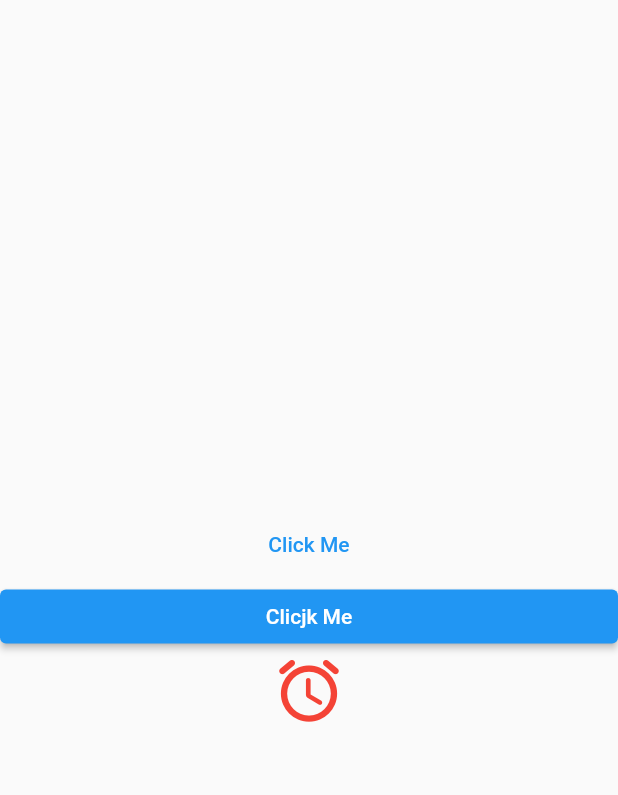
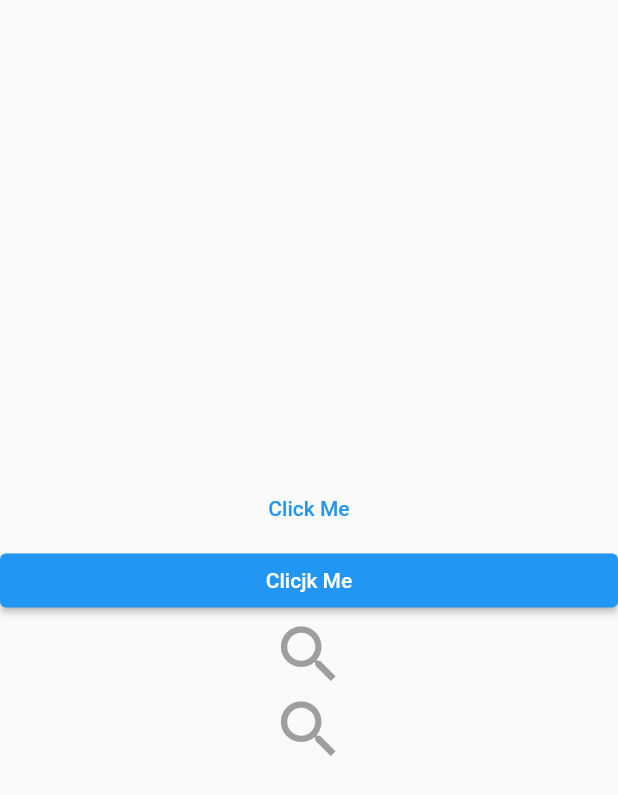
Before and after one commit to rabinacharya11/45-Days-Flutter-Bootcamp, a Flutter app: the screen it shows after launch, on a phone screen of 412 x 824 dp. Shown: the top 795 px of the screen. Run offline on Flutter 3.47's test engine with Material 2 defaults, Android fonts, the phone set to English and light mode, and no system bars.

Commit message:
icon button widget

```diff
--- a/flutter_tut/lib/main.dart
+++ b/flutter_tut/lib/main.dart
@@ -54,10 +54,21 @@ class _HomeScreenState extends State<HomeScreen> {
               child: Text("Clicjk Me"),
             ),
             Icon(
-              Icons.access_alarm_rounded,
+              Icons.search,
               size: 50,
-              color: Colors.red,
-            )
+              color: Colors.grey,
+            ),
+            IconButton(
+              padding: EdgeInsets.zero,
+              onPressed: () {
+                print("object");
+              },
+              icon: Icon(
+                Icons.search,
+                size: 50,
+                color: Colors.grey,
+              ),
+            ),
           ],
         ),
       ),
```
